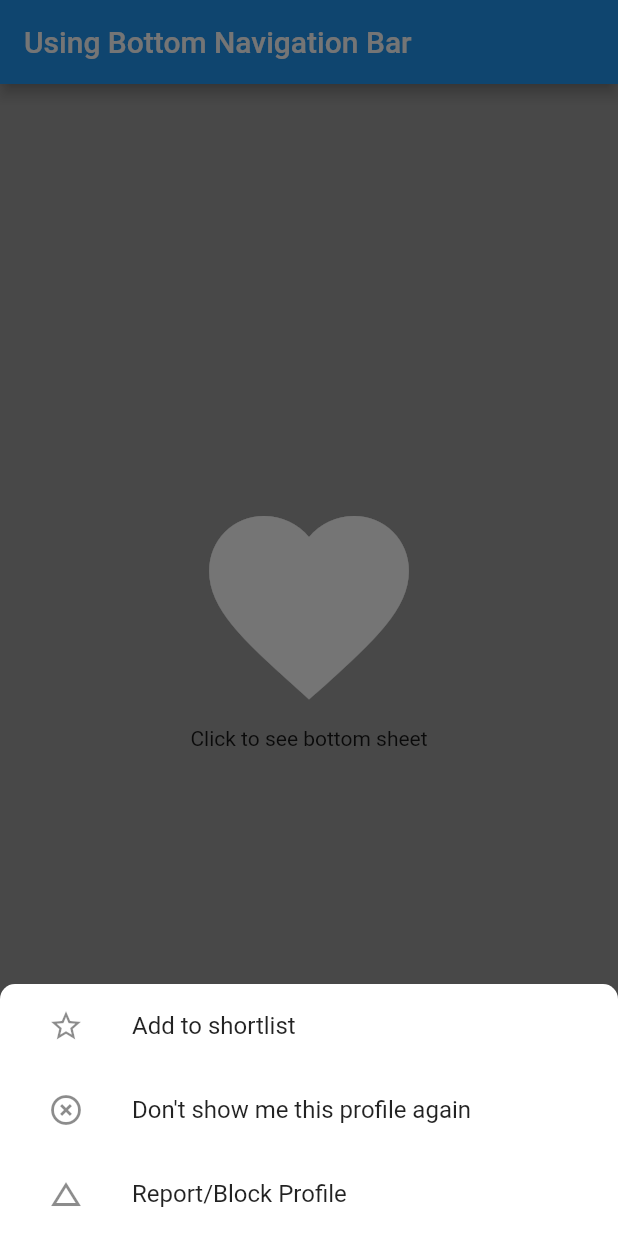
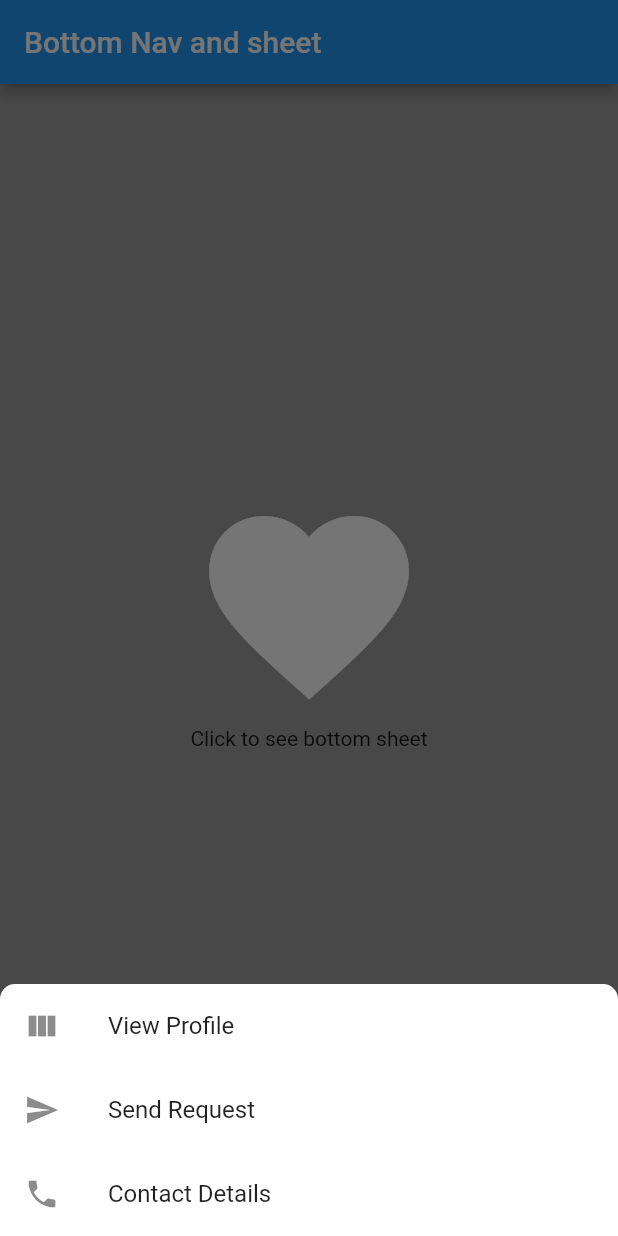
Before and after one commit to disha4mourya/HelloFlutter, a Flutter app: the screen it shows after launch, after a tap on "Click to see bottom sheet", on a phone screen of 412 x 824 dp. Run offline on Flutter 3.47's test engine with Material 2 defaults, Android fonts, the phone set to English and light mode, and no system bars.

```diff
--- a/lib/main.dart
+++ b/lib/main.dart
@@ -1,10 +1,8 @@
 import 'package:flutter/material.dart';
-import 'package:my_flutter/placeholder_widget.dart';
+import 'package:my_flutter/ui/placeholder_widget.dart';
+import 'package:my_flutter/utils/AppConstant.dart';
 void main() {
   runApp(new MaterialApp(
-    // Title
-      title: "Using Tabs",
-      // Home
       home: new MyHome()));
 }
 
@@ -13,10 +11,7 @@ class MyHome extends StatefulWidget {
   MyHomeState createState() => new MyHomeState();
 }
 
-// SingleTickerProviderStateMixin is used for animation
 class MyHomeState extends State<MyHome> {
-  // Create a tab controller
-  // TabController controller;
   int _currentIndex = 0;
   final List<Widget> _children = [
     PlaceholderWidget(Colors.grey),
@@ -24,21 +19,6 @@ class MyHomeState extends State<MyHome> {
     PlaceholderWidget(Colors.grey),
     PlaceholderWidget(Colors.grey)
   ];
-
-  /* @override
-  void initState() {
-    super.initState();
-
-    // Initialize the Tab Controller
-    controller = new TabController(length: 4, vsync: this);
-  }
-
-  @override
-  void dispose() {
-    // Dispose of the Tab Controller
-    controller.dispose();
-    super.dispose();
-  }*/
 
   void onTabTapped(int index) {
     setState(() {
@@ -49,61 +29,20 @@ class MyHomeState extends State<MyHome> {
   @override
   Widget build(BuildContext context) {
     return new Scaffold(
-      // Appbar
       appBar: new AppBar(
-        // Title
-        title: new Text("Using Bottom Navigation Bar"),
-        // Set the background color of the App Bar
-        // backgroundColor: Colors.blue,
+        title: new Text(AppConstant.appTitle),
       ),
 
       body: _children[_currentIndex], // new
 
-      // Set the TabBar view as the body of the Scaffold
-      /* body: new TabBarView(
-        // Add tabs as widgets
-        children: <Widget>[new FirstTab(), new SecondTab(), new ThirdTab(),new FirstTab()],
-        // set the controller
-        controller: controller,
-      ),*/
-      // Set the bottom navigation bar
-      /*bottomNavigationBar: new Material(
-        // set the color of the bottom navigation bar
-        color: Colors.blue,
-        // set the tab bar as the child of bottom navigation bar
-        child: new TabBar(
-          tabs: <Tab>[
-            new Tab(
-              // set icon to the tab
-              icon: new Icon(Icons.favorite),
-            ),
-            new Tab(
-              icon: new Icon(Icons.adb),
-            ),
-            new Tab(
-              icon: new Icon(Icons.airport_shuttle),
-            ),
-            new Tab(
-              icon: new Icon(Icons.language),
-            ),
-          ],
-          // setup the controller
-          controller: controller,
-        ),
-      ),*/
-
       bottomNavigationBar: new Theme(
         data: Theme.of(context).copyWith(
-          // sets the background color of the `BottomNavigationBar`
             canvasColor: Colors.white,
-            // sets the active color of the `BottomNavigationBar` if `Brightness` is light
             primaryColor: Colors.redAccent,
             textTheme: Theme.of(context)
                 .textTheme
                 .copyWith(caption: new TextStyle(color: Colors.grey))),
-        // sets the inactive color of the `BottomNavigationBar`
         child: new BottomNavigationBar(
-          //currentIndex: 0, // this will be set when a new tab is tapped
           onTap: onTabTapped, // new
           currentIndex: _currentIndex,
 
--- a/lib/placeholder_widget.dart
+++ /dev/null
@@ -1,92 +0,0 @@
-import 'package:flutter/material.dart';
-import 'package:my_flutter/rounded_model.dart';
-
-class PlaceholderWidget extends StatelessWidget {
-  final Color color;
-
-  PlaceholderWidget(this.color);
-
-  @override
-  Widget build(BuildContext context) {
-    return new Scaffold(
-      backgroundColor: color,
-      body: new Container(
-        child: new Center(
-          child: new Column(
-            // center the children
-            mainAxisAlignment: MainAxisAlignment.center,
-            children: <Widget>[
-              new Icon(
-                Icons.favorite,
-                size: 160.0,
-                color: Colors.white,
-              ),
-              new GestureDetector(
-                onTap: () {
-                  showRoundedModalBottomSheet<void>(
-                      context: context,
-                      builder: (BuildContext context) {
-                        return new Container(
-                          color: Colors.transparent,
-                          //could change this to Color(0xFF737373),
-                          //so you don't have to change MaterialApp canvasColor
-                          child: new Container(
-                            decoration: new BoxDecoration(
-                                color: Colors.white,
-                                borderRadius: new BorderRadius.only(
-                                    topLeft: const Radius.circular(50.0),
-                                    topRight: const Radius.circular(50.0))),
-
-                              child: new Column(
-                                mainAxisSize: MainAxisSize.min,
-                                children: <Widget>[
-                                  ListTileTheme(
-
-                                    selectedColor: Colors.redAccent,
-                                    child: Padding(
-                                      padding: const EdgeInsets.symmetric(horizontal: 16.0),
-                                      child: Column(
-                                        crossAxisAlignment: CrossAxisAlignment.stretch,
-                                        children: <Widget>[
-                                          new ListTile(
-
-                                            leading: new Icon(Icons.star_border),
-
-                                            title: new Text('Add to shortlist'),
-                                            onTap: () => Navigator.pop(context),
-                                          ),
-                                          new ListTile(
-                                            leading: new Icon(Icons.highlight_off),
-                                            title: new Text("Don't show me this profile again"),
-                                            onTap: () => Navigator.pop(context),
-                                          ),
-                                          new ListTile(
-                                            leading: new Icon(Icons.change_history),
-                                            title: new Text('Report/Block Profile'),
-                                            onTap: () => Navigator.pop(context),
-                                          ),
-                                        ],
-                                      ),
-                                    ),
-                                  ),
-
-                                ],
-                              ),
-                          ),
-                        );
-                      });
-
-                  /*Scaffold.of(context).showSnackBar(new SnackBar(
-                content: new Text("Sending Message"),
-              ));
-              Navigator.pushNamed(context, "myRoute");*/
-                },
-                child: new Text("Click to see bottom sheet"),
-              ),
-            ],
-          ),
-        ),
-      ),
-    );
-  }
-}
--- /dev/null
+++ b/lib/ui/placeholder_widget.dart
@@ -0,0 +1,57 @@
+import 'package:flutter/material.dart';
+import 'package:my_flutter/ui/rounded_model.dart';
+
+class PlaceholderWidget extends StatelessWidget {
+  final Color color;
+
+  PlaceholderWidget(this.color);
+
+  @override
+  Widget build(BuildContext context) {
+    return new Scaffold(
+      backgroundColor: color,
+      body: new Container(
+        child: new Center(
+          child: new Column(
+            // center the children
+            mainAxisAlignment: MainAxisAlignment.center,
+            children: <Widget>[
+              new Icon(
+                Icons.favorite,
+                size: 160.0,
+                color: Colors.white,
+              ),
+              new GestureDetector(
+                onTap: () {
+                  showRoundedModalBottomSheet<void>(context: context, builder: (BuildContext context) {
+                    return new Column(
+                      mainAxisSize: MainAxisSize.min,
+                      children: <Widget>[
+                        new ListTile(
+                          leading: new Icon(Icons.view_column),
+                          title: new Text('View Profile'),
+                          onTap: () => Navigator.pop(context),
+                        ),
+                        new ListTile(
+                          leading: new Icon(Icons.send),
+                          title: new Text('Send Request'),
+                          onTap: () => Navigator.pop(context),
+                        ),
+                        new ListTile(
+                          leading: new Icon(Icons.phone),
+                          title: new Text('Contact Details'),
+                          onTap: () => Navigator.pop(context),
+                        ),
+                      ],
+                    );
+                  });
+                },
+                child: new Text("Click to see bottom sheet"),
+              ),
+            ],
+          ),
+        ),
+      ),
+    );
+  }
+}
--- a/lib/rounded_model.dart
+++ b/lib/ui/rounded_model.dart
@@ -1,5 +1,3 @@
-import 'dart:async';
-
 import 'package:flutter/material.dart';
 
 /// Below is the usage for this function, you'll only have to import this file
--- /dev/null
+++ b/lib/utils/AppConstant.dart
@@ -0,0 +1,3 @@
+class AppConstant {
+  static String appTitle = "Bottom Nav and sheet";
+}
```
